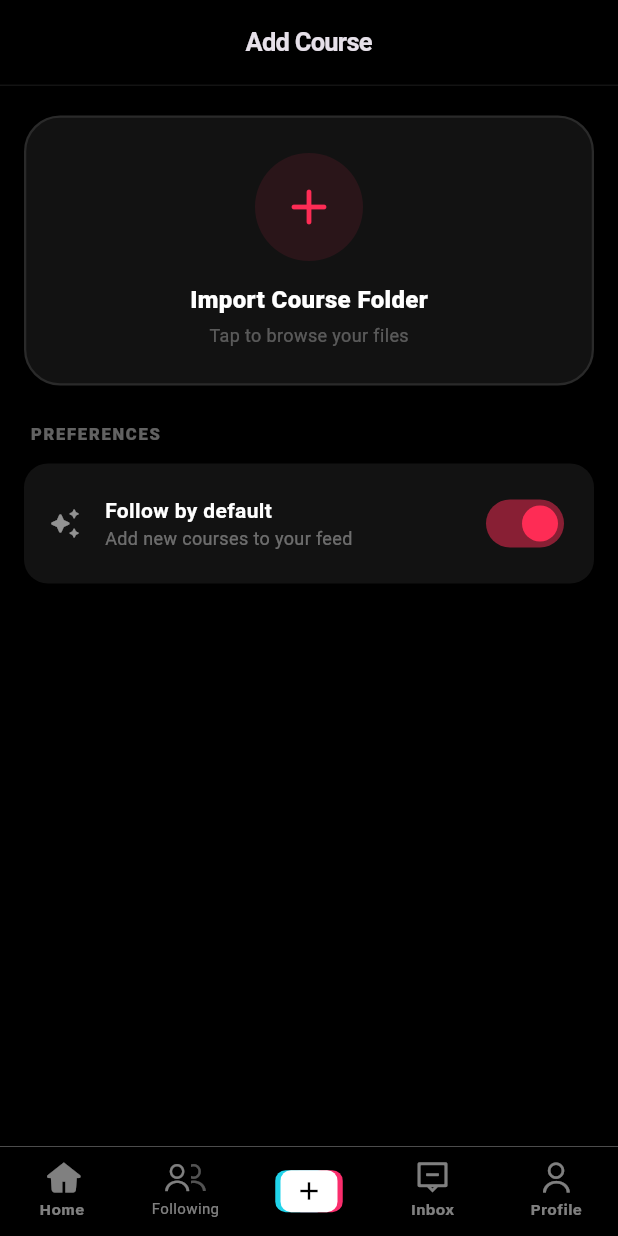
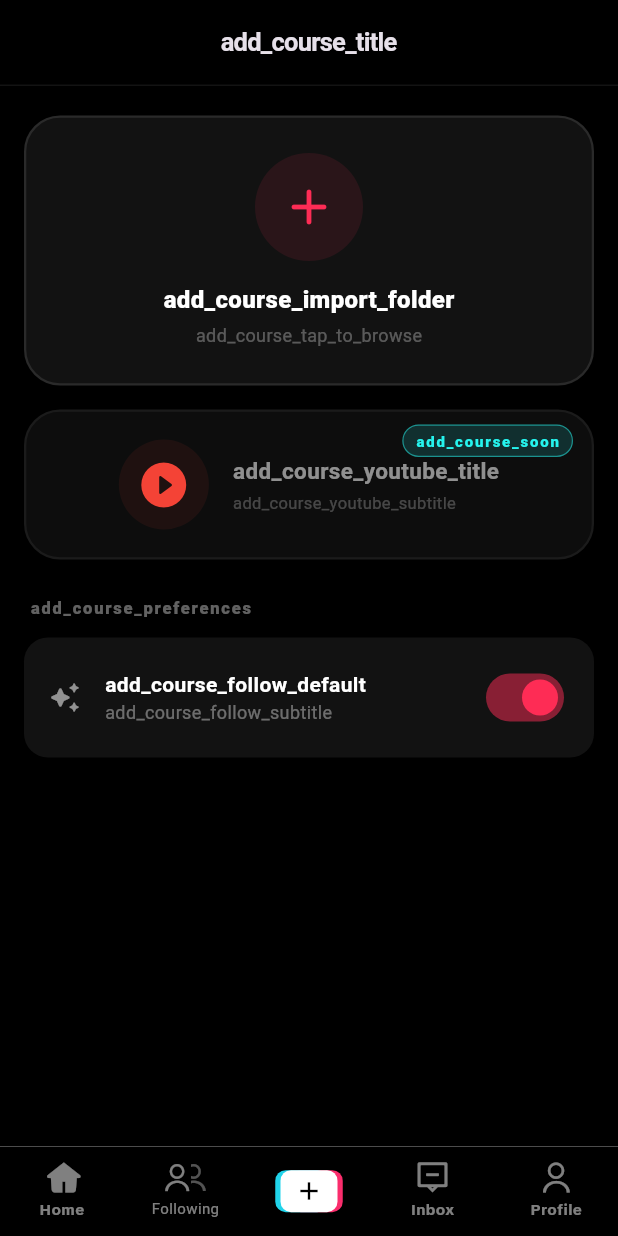
Before and after one commit to amrabdelhameeed/tikgood, a Flutter app: the screen it shows after launch, item 3 of the bottom bar chosen, on a phone screen of 412 x 824 dp. Run offline on Flutter 3.47's test engine with Material 3 defaults, Android fonts, the light colour scheme and no system bars; our stand-ins replace bloc, easy_localization, file_picker, firebase_core, firebase_crashlytics, firebase_messaging and 14 more; missing offline and left inert: android_pip, avatar_plus, background_on_back, clarity_flutter, ffmpeg_kit_flutter_new, media_kit and 5 more; accounts and stored records are empty; project files that could hold a hidden picture were left out.

Commit message:
feat(feed): enhance course management and video feed behavior

```diff
--- a/lib/features/courses/presentation/pages/add_course_page.dart
+++ b/lib/features/courses/presentation/pages/add_course_page.dart
@@ -1,5 +1,7 @@
+import 'package:easy_localization/easy_localization.dart';
 import 'package:flutter/material.dart';
 import 'package:flutter_bloc/flutter_bloc.dart';
+import 'package:tikgood/app_router.dart';
 import 'package:tikgood/features/courses/data/models/course.dart';
 import '../../../home/presentation/bloc/app_cubit.dart';
 import '../../../home/presentation/bloc/app_state.dart';
@@ -16,6 +18,7 @@ class AddCoursePage extends StatefulWidget {
 class _AddCoursePageState extends State<AddCoursePage> {
   bool _followByDefault = true;
   static const Color _tikTokRed = Color(0xFFFE2C55);
+  static const Color _tikTokCyan = Color(0xFF25F4EE);
 
   Future<void> _pickDirectory(BuildContext context) async {
     final selectedDirectory = await FilePicker.platform.getDirectoryPath();
@@ -27,9 +30,9 @@ class _AddCoursePageState extends State<AddCoursePage> {
 
       if (context.mounted) {
         ScaffoldMessenger.of(context).showSnackBar(
-          const SnackBar(
-            content: Text('✅ Scanning for videos...',
-                style: TextStyle(fontWeight: FontWeight.bold)),
+          SnackBar(
+            content: Text('add_course_scanning_snack'.tr(),
+                style: const TextStyle(fontWeight: FontWeight.bold)),
             backgroundColor: _tikTokRed,
             behavior: SnackBarBehavior.floating,
           ),
@@ -42,19 +45,18 @@ class _AddCoursePageState extends State<AddCoursePage> {
   Widget build(BuildContext context) {
     return Scaffold(
       backgroundColor: Colors.black,
-      // --- Consistent TikTok AppBar ---
       appBar: AppBar(
         backgroundColor: Colors.black,
         elevation: 0,
         centerTitle: true,
-        title: const Text('Add Course',
-            style: TextStyle(
-                fontSize: 17,
-                fontWeight: FontWeight.w700,
-                letterSpacing: -0.5)),
+        title: Text(
+          'add_course_title'.tr(),
+          style: const TextStyle(
+              fontSize: 17, fontWeight: FontWeight.w700, letterSpacing: -0.5),
+        ),
         bottom: PreferredSize(
           preferredSize: const Size.fromHeight(1),
-          child: Container(color: Color(0xFF252525), height: 0.5),
+          child: Container(color: const Color(0xFF252525), height: 0.5),
         ),
       ),
       body: BlocBuilder<AppCubit, AppState>(
@@ -62,9 +64,14 @@ class _AddCoursePageState extends State<AddCoursePage> {
           return ListView(
             padding: const EdgeInsets.symmetric(horizontal: 16, vertical: 20),
             children: [
-              // ── Pick Folder Card (High Polish) ──────────────────────
+              // ── Pick Folder Card ─────────────────────────────────────────
               GestureDetector(
-                onTap: state.isLoading ? null : () => _pickDirectory(context),
+                onTap: state.isLoading
+                    ? null
+                    : () {
+                        _pickDirectory(context);
+                        AppRouter.router.go('/');
+                      },
                 child: AnimatedContainer(
                   duration: const Duration(milliseconds: 300),
                   height: 180,
@@ -76,16 +83,18 @@ class _AddCoursePageState extends State<AddCoursePage> {
                         width: 1.5),
                   ),
                   child: state.isLoading
-                      ? const Column(
+                      ? Column(
                           mainAxisAlignment: MainAxisAlignment.center,
                           children: [
-                            CircularProgressIndicator(
+                            const CircularProgressIndicator(
                                 color: _tikTokRed, strokeWidth: 3),
-                            SizedBox(height: 16),
-                            Text('Syncing Library...',
-                                style: TextStyle(
+                            const SizedBox(height: 16),
+                            Text(
+                              'add_course_scanning'.tr(),
+                              style: const TextStyle(
                                   color: Colors.white70,
-                                    fontWeight: FontWeight.w500)),
+                                  fontWeight: FontWeight.w500),
+                            ),
                           ],
                         )
                       : Column(
@@ -101,39 +110,50 @@ class _AddCoursePageState extends State<AddCoursePage> {
                                   color: _tikTokRed, size: 40),
                             ),
                             const SizedBox(height: 14),
-                            const Text('Import Course Folder',
-                                style: TextStyle(
+                            Text(
+                              'add_course_import_folder'.tr(),
+                              style: const TextStyle(
                                   color: Colors.white,
                                   fontSize: 16,
-                                    fontWeight: FontWeight.w800)),
+                                  fontWeight: FontWeight.w800),
+                            ),
                             const SizedBox(height: 4),
-                            Text('Tap to browse your files',
+                            Text(
+                              'add_course_tap_to_browse'.tr(),
                               style: TextStyle(
                                   color: Colors.white.withOpacity(0.3),
-                                    fontSize: 12)),
+                                  fontSize: 12),
+                            ),
                           ],
                         ),
                 ),
               ),
 
+              const SizedBox(height: 16),
+
+              // ── YouTube Coming Soon Card ──────────────────────────────────
+              _buildYouTubeSoonCard(),
+
               const SizedBox(height: 24),
 
-              // ── Settings Label ───────────────────────────────
-              const Padding(
-                padding: EdgeInsets.only(left: 4, bottom: 12),
-                child: Text('PREFERENCES',
-                    style: TextStyle(
+              // ── Preferences Label ─────────────────────────────────────────
+              Padding(
+                padding: const EdgeInsets.only(left: 4, bottom: 12),
+                child: Text(
+                  'add_course_preferences'.tr(),
+                  style: const TextStyle(
                       color: Colors.white38,
                       fontSize: 11,
                       fontWeight: FontWeight.w800,
-                        letterSpacing: 1.2)),
+                      letterSpacing: 1.2),
+                ),
               ),
 
-              // ── Options Card ───────────────────────────────
+              // ── Options Card ──────────────────────────────────────────────
               _buildSettingTile(
                 icon: Icons.auto_awesome_rounded,
-                title: 'Follow by default',
-                subtitle: 'Add new courses to your feed',
+                title: 'add_course_follow_default'.tr(),
+                subtitle: 'add_course_follow_subtitle'.tr(),
                 trailing: Switch.adaptive(
                   value: _followByDefault,
                   onChanged: (v) => setState(() => _followByDefault = v),
@@ -142,21 +162,6 @@ class _AddCoursePageState extends State<AddCoursePage> {
               ),
 
               const SizedBox(height: 32),
-
-              // ── Existing Courses Section ──────────────────────
-              // if (state.courses.isNotEmpty) ...[
-              //   // const Padding(
-              //   //   padding: EdgeInsets.only(left: 4, bottom: 12),
-              //   //   child: Text('MANAGED COURSES',
-              //   //       style: TextStyle(
-              //   //           color: Colors.white38,
-              //   //           fontSize: 11,
-              //   //           fontWeight: FontWeight.w800,
-              //   //           letterSpacing: 1.2)),
-              //   // ),
-              //   ...state.courses
-              //       .map((course) => _buildCourseTile(context, course)),
-              // ],
             ],
           );
         },
@@ -164,11 +169,93 @@ class _AddCoursePageState extends State<AddCoursePage> {
     );
   }
 
-  Widget _buildSettingTile(
-      {required IconData icon,
+  // ── YouTube Coming Soon Card ───────────────────────────────────────────────
+
+  Widget _buildYouTubeSoonCard() {
+    return Stack(
+      children: [
+        // Dimmed card
+        Container(
+          height: 100,
+          decoration: BoxDecoration(
+            color: const Color(0xFF0D0D0D),
+            borderRadius: BorderRadius.circular(24),
+            border: Border.all(color: Colors.white.withOpacity(0.06), width: 1.5),
+          ),
+          child: Row(
+            mainAxisAlignment: MainAxisAlignment.center,
+            children: [
+              // YouTube icon badge
+              Container(
+                padding: const EdgeInsets.all(12),
+                decoration: BoxDecoration(
+                  color: Colors.red.withOpacity(0.08),
+                  shape: BoxShape.circle,
+                ),
+                child: const Icon(Icons.play_circle_fill_rounded,
+                    color: Colors.red, size: 36),
+              ),
+              const SizedBox(width: 16),
+              Column(
+                mainAxisAlignment: MainAxisAlignment.center,
+                crossAxisAlignment: CrossAxisAlignment.start,
+                children: [
+                  Text(
+                    'add_course_youtube_title'.tr(),
+                    style: const TextStyle(
+                      color: Colors.white54,
+                      fontSize: 15,
+                      fontWeight: FontWeight.w700,
+                    ),
+                  ),
+                  const SizedBox(height: 3),
+                  Text(
+                    'add_course_youtube_subtitle'.tr(),
+                    style: const TextStyle(
+                      color: Colors.white24,
+                      fontSize: 11,
+                    ),
+                  ),
+                ],
+              ),
+            ],
+          ),
+        ),
+        // SOON badge
+        Positioned(
+          top: 10,
+          right: 14,
+          child: Container(
+            padding: const EdgeInsets.symmetric(horizontal: 8, vertical: 3),
+            decoration: BoxDecoration(
+              color: _tikTokCyan.withOpacity(0.15),
+              borderRadius: BorderRadius.circular(20),
+              border:
+                  Border.all(color: _tikTokCyan.withOpacity(0.5), width: 0.8),
+            ),
+            child: Text(
+              'add_course_soon'.tr(),
+              style: const TextStyle(
+                color: _tikTokCyan,
+                fontSize: 10,
+                fontWeight: FontWeight.w800,
+                letterSpacing: 1.2,
+              ),
+            ),
+          ),
+        ),
+      ],
+    );
+  }
+
+  // ── Setting Tile ───────────────────────────────────────────────────────────
+
+  Widget _buildSettingTile({
+    required IconData icon,
     required String title,
     required String subtitle,
-      required Widget trailing}) {
+    required Widget trailing,
+  }) {
     return Container(
       padding: const EdgeInsets.all(16),
       decoration: BoxDecoration(
--- a/lib/features/home/presentation/pages/home_page.dart
+++ b/lib/features/home/presentation/pages/home_page.dart
@@ -16,9 +16,11 @@ class HomePage extends StatefulWidget {
 
 class _HomePageState extends State<HomePage> {
   final GlobalKey<ScaffoldState> _scaffoldKey = GlobalKey<ScaffoldState>();
-  final GlobalKey<VideoFeedViewState> _feedKey = GlobalKey<VideoFeedViewState>();
+  final GlobalKey<VideoFeedViewState> _feedKey =
+      GlobalKey<VideoFeedViewState>();
 
   Future<void> _requestPermissions() async {
+    // await Permission.notification.request();
     await Permission.videos.request();
     await Permission.storage.request();
   }
```
Lines whose indentation alone changed are shown as unchanged.
